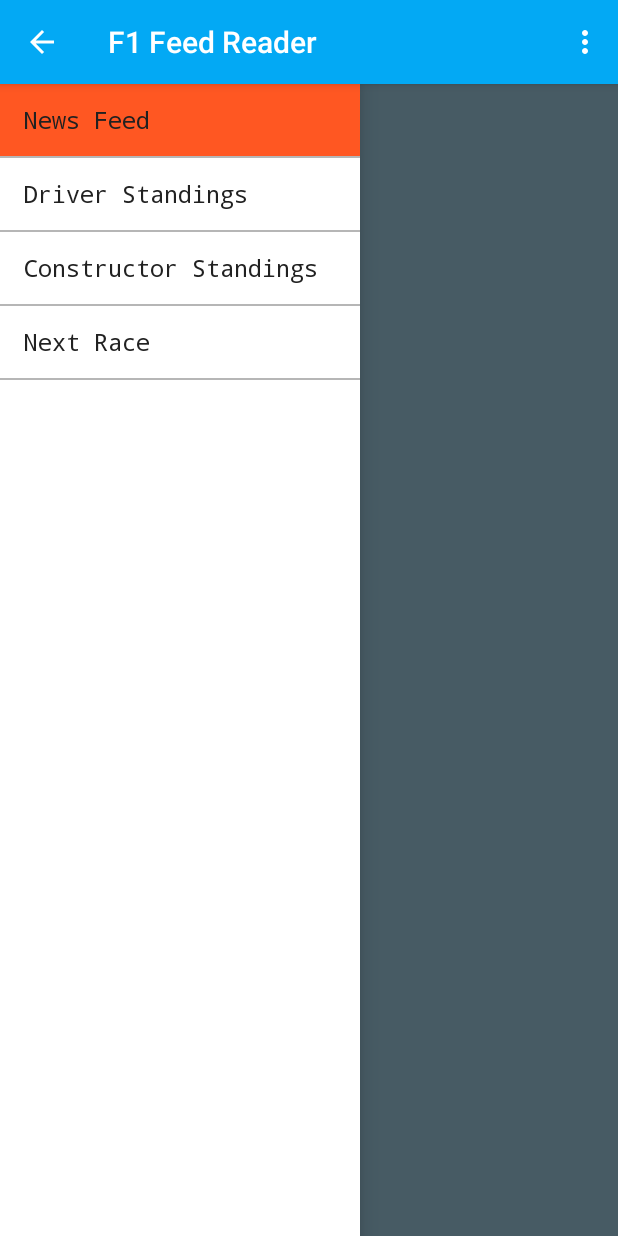
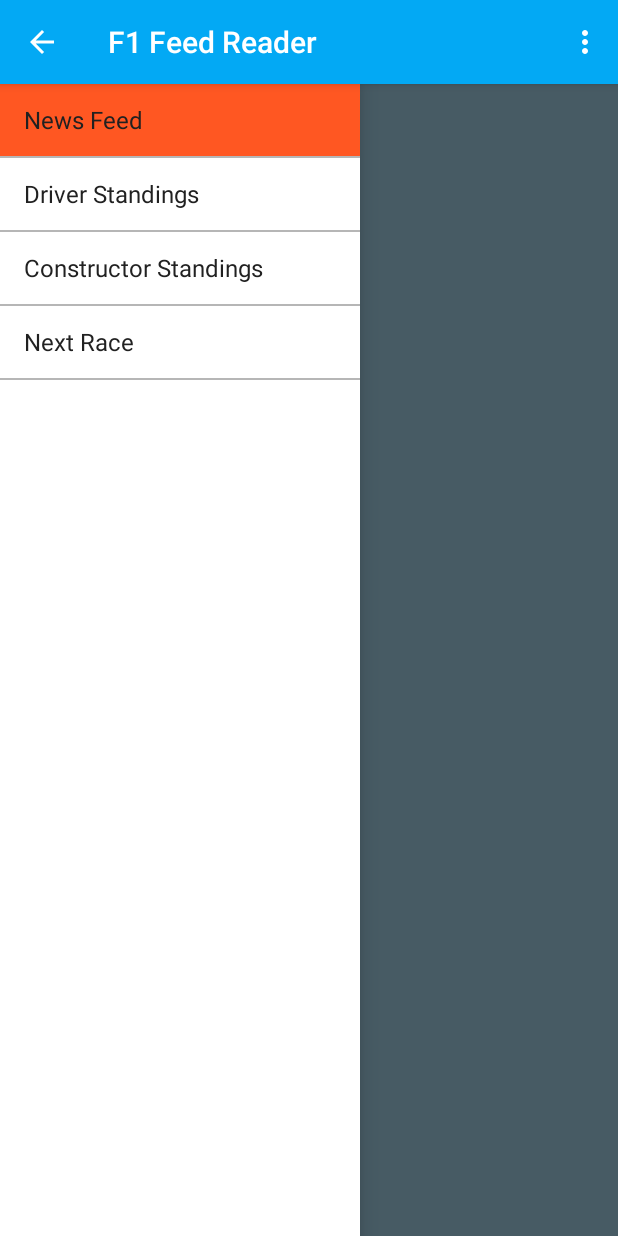
Before and after one commit to tonyedwardspz/F1FeedReader, an Android app: the screen it shows after launch (MainActivity), on a phone screen of 412 x 824 dp. Run offline under Robolectric (Android 15) with nearby library versions, the phone set to English and light mode, and no system bars; our stand-ins replace Picasso; libraries missing offline, so code that uses them is left out: com.loopj.android; pictures from the network do not load; 4 statements that could not run were skipped.

Commit message:
Switch to sans font

```diff
--- a/app/src/main/res/values/styles.xml
+++ b/app/src/main/res/values/styles.xml
@@ -18,7 +18,7 @@
         <item name="colorAccent">@color/accent</item>
         <item name="divider">@color/divider</item>
         <item name="android:textColor">@color/primary_text</item>
-        <item name="android:typeface">monospace</item>
+        <item name="android:typeface">sans</item>
     </style>
 
 </resources>
```
